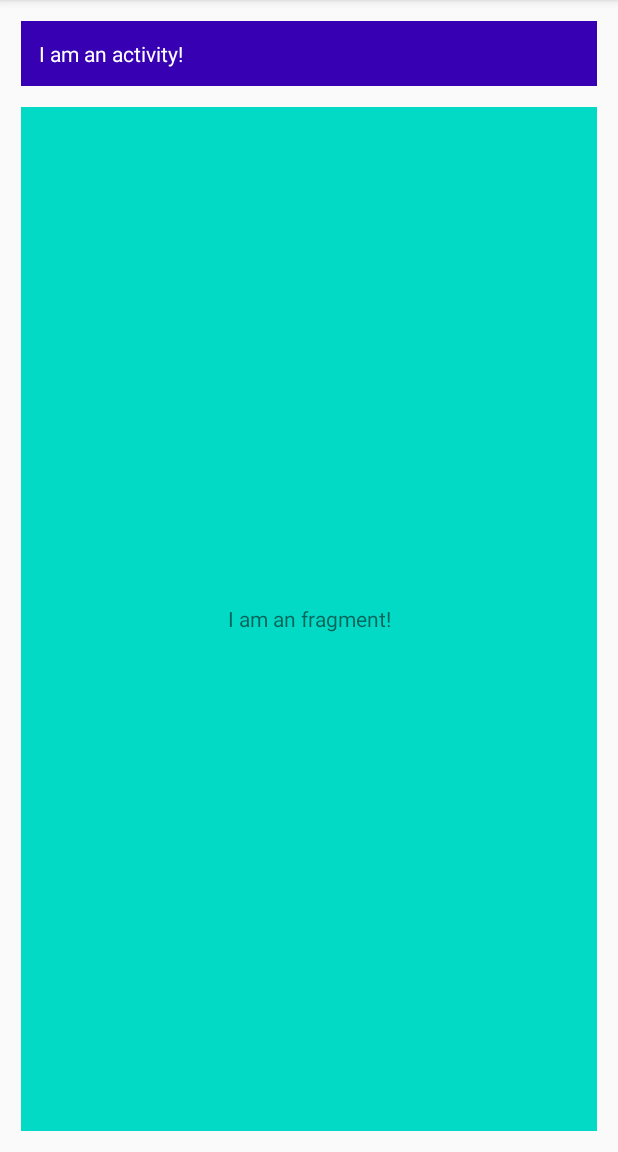
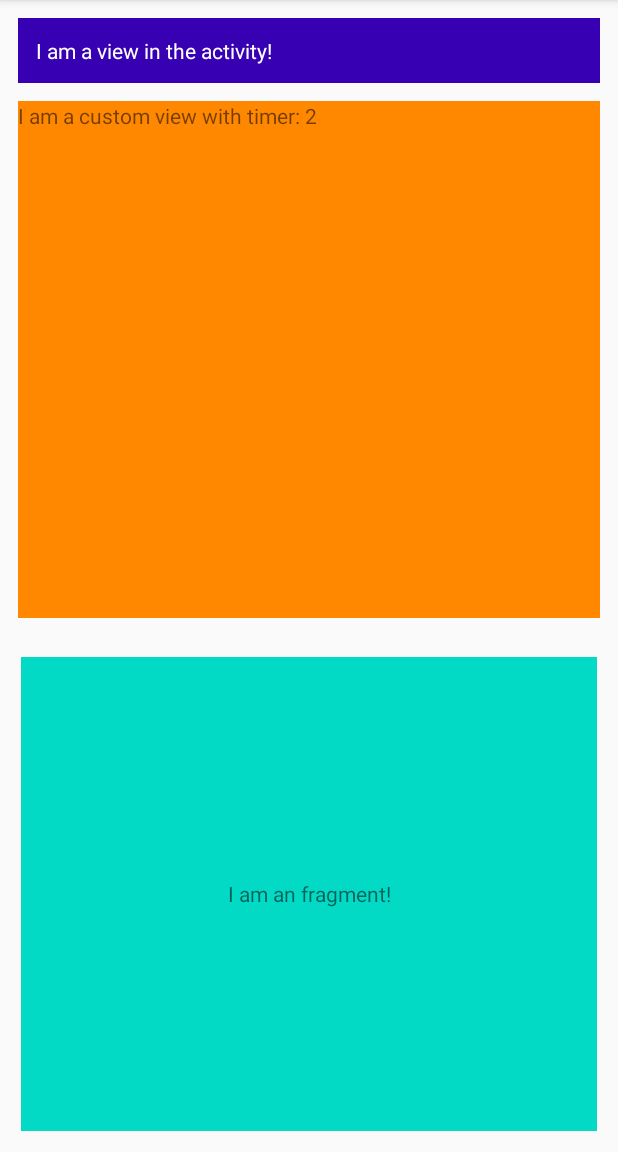
Before and after one commit to chabroncano/android-kotlin-mvvm-boilerplate, an Android app: the screen it shows after launch (MainActivity), on a phone screen of 412 x 824 dp, the part 84-1236 px from its top. Run offline under Robolectric (Android 15) with nearby library versions, the phone set to English and light mode, and no system bars; our stand-ins replace data binding; 1 statement that could not run was skipped.

Commit message:
feat: added base class for custom views

```diff
--- /dev/null
+++ b/basemvvm/src/main/java/com/chabroncano/basemvvm/base/BaseMvvmView.kt
@@ -0,0 +1,51 @@
+package com.chabroncano.basemvvm.base
+
+import android.content.Context
+import android.util.AttributeSet
+import android.view.View
+import androidx.lifecycle.LifecycleOwner
+import androidx.lifecycle.ViewModel
+
+abstract class BaseMvvmView<VM: ViewModel?>: View {
+    constructor(context: Context): super(context)
+    constructor(context: Context, attrs: AttributeSet) : super(context, attrs)
+    constructor(context: Context, attrs: AttributeSet, defStyle: Int) : super(context, attrs, defStyle)
+
+    override fun onAttachedToWindow() {
+        super.onAttachedToWindow()
+        initView()
+        setViewModelClass()?.let { vmClass ->
+            val viewModel = createVmInstance(vmClass)
+            (context as? LifecycleOwner)?.let { lifecycleOwner ->
+                setObservers(viewModel, lifecycleOwner)
+            }
+            onViewModelCreated(viewModel)
+        }
+    }
+
+    private fun createVmInstance(classType: Class<VM>): VM? {
+        return classType.newInstance()
+    }
+
+    /**
+     * returns instance of the ViewModel factory
+     */
+    abstract fun setViewModelClass(): Class<VM>?
+
+    /**
+     * initialize your view here,
+     * you can customize it via data binding or
+     * you can check view attributes here as well
+     */
+    abstract fun initView()
+
+    /**
+     * observe ViewModel live data here
+     */
+    abstract fun setObservers(viewModel: VM?, lifecycleOwner: LifecycleOwner)
+
+    /**
+     * call ViewModel methods here
+     */
+    abstract fun onViewModelCreated(viewModel: VM?)
+}
--- a/demo-app/src/main/java/com/chabroncano/mvvm_boilerplate/view/MainActivity.kt
+++ b/demo-app/src/main/java/com/chabroncano/mvvm_boilerplate/view/MainActivity.kt
@@ -16,7 +16,7 @@ class MainActivity : BaseMvvmActivity<MainActivityViewModel,
     override fun setViewModelClass() = MainActivityViewModel::class.java
 
     override fun onBind() {
-        binding?.message = getString(R.string.i_am_an_activity)
+        binding?.message = getString(R.string.i_am_a_view_in_the_activity)
         supportFragmentManager.beginTransaction().replace(R.id.container, SampleFragment()).commit()
     }
 }
--- /dev/null
+++ b/demo-app/src/main/java/com/chabroncano/mvvm_boilerplate/view/SampleTextView.kt
@@ -0,0 +1,39 @@
+package com.chabroncano.mvvm_boilerplate.view
+
+import android.content.Context
+import android.util.AttributeSet
+import android.view.LayoutInflater
+import android.view.ViewGroup
+import androidx.databinding.DataBindingUtil
+import androidx.lifecycle.LifecycleOwner
+import androidx.lifecycle.Observer
+import com.chabroncano.basemvvm.base.BaseMvvmView
+import com.chabroncano.mvvm_boilerplate.R
+import com.chabroncano.mvvm_boilerplate.databinding.ViewSampleTextBinding
+import com.chabroncano.mvvm_boilerplate.viewmodel.SampleTextViewViewModel
+
+class SampleTextView: BaseMvvmView<SampleTextViewViewModel> {
+    constructor(context: Context): super(context)
+    constructor(context: Context, attrs: AttributeSet) : super(context, attrs)
+    constructor(context: Context, attrs: AttributeSet, defStyle: Int) : super(context, attrs, defStyle)
+
+    private lateinit var binding: ViewSampleTextBinding
+
+    override fun setViewModelClass() = SampleTextViewViewModel::class.java
+
+    override fun initView() {
+        binding = DataBindingUtil.inflate(LayoutInflater.from(context),
+            R.layout.view_sample_text, parent as ViewGroup, true)
+        binding.root.layoutParams = this.layoutParams
+    }
+
+    override fun setObservers(viewModel: SampleTextViewViewModel?, lifecycleOwner: LifecycleOwner) {
+        viewModel?.counterLiveData?.observe(lifecycleOwner, Observer { timerCount ->
+            binding.count = timerCount
+        })
+    }
+
+    override fun onViewModelCreated(viewModel: SampleTextViewViewModel?) {
+        viewModel?.startTimer()
+    }
+}
--- /dev/null
+++ b/demo-app/src/main/java/com/chabroncano/mvvm_boilerplate/viewmodel/SampleTextViewViewModel.kt
@@ -0,0 +1,18 @@
+package com.chabroncano.mvvm_boilerplate.viewmodel
+
+import android.os.CountDownTimer
+import androidx.lifecycle.MutableLiveData
+import androidx.lifecycle.ViewModel
+
+class SampleTextViewViewModel: ViewModel() {
+    var counterLiveData = MutableLiveData<String>()
+
+    fun startTimer() {
+        object : CountDownTimer(10000, 1000) {
+            override fun onTick(millisUntilFinished: Long) {
+                counterLiveData.value = (millisUntilFinished / 1000).toString()
+            }
+            override fun onFinish() {}
+        }.start()
+    }
+}
--- a/demo-app/src/main/res/layout/activity_main.xml
+++ b/demo-app/src/main/res/layout/activity_main.xml
@@ -17,13 +17,23 @@
             android:layout_width="match_parent"
             android:layout_height="wrap_content"
             android:padding="12dp"
-            android:layout_margin="14dp"
+            android:layout_margin="12dp"
             android:background="@color/colorPrimaryDark"
             android:text="@{message}"
             android:textColor="@android:color/white"
             app:layout_constraintLeft_toLeftOf="parent"
             app:layout_constraintRight_toRightOf="parent"
             app:layout_constraintTop_toTopOf="parent" />
+
+        <com.chabroncano.mvvm_boilerplate.view.SampleTextView
+            android:id="@+id/custom_view"
+            android:layout_width="match_parent"
+            android:layout_height="0dp"
+            android:layout_margin="12dp"
+            app:layout_constraintBottom_toTopOf="@+id/container"
+            app:layout_constraintLeft_toLeftOf="parent"
+            app:layout_constraintRight_toRightOf="parent"
+            app:layout_constraintTop_toBottomOf="@+id/title" />
 
         <FrameLayout
             android:id="@+id/container"
@@ -32,7 +42,7 @@
             app:layout_constraintBottom_toBottomOf="parent"
             app:layout_constraintLeft_toLeftOf="parent"
             app:layout_constraintRight_toRightOf="parent"
-            app:layout_constraintTop_toBottomOf="@+id/title" />
+            app:layout_constraintTop_toBottomOf="@+id/custom_view" />
 
     </androidx.constraintlayout.widget.ConstraintLayout>
 
--- /dev/null
+++ b/demo-app/src/main/res/layout/view_sample_text.xml
@@ -0,0 +1,17 @@
+<?xml version="1.0" encoding="utf-8"?>
+<layout xmlns:android="http://schemas.android.com/apk/res/android">
+
+    <data>
+
+        <variable
+            name="count"
+            type="String" />
+    </data>
+
+    <androidx.appcompat.widget.AppCompatTextView
+        android:layout_width="match_parent"
+        android:layout_height="match_parent"
+        android:background="@android:color/holo_orange_dark"
+        android:text="@{String.format(@string/i_am_a_custom_view, count)}" />
+
+</layout>
--- a/demo-app/src/main/res/values/strings.xml
+++ b/demo-app/src/main/res/values/strings.xml
@@ -1,5 +1,6 @@
 <resources>
     <string name="app_name">mvvm-boilerplate</string>
-    <string name="i_am_an_activity">I am an activity!</string>
+    <string name="i_am_a_view_in_the_activity">I am a view in the activity!</string>
     <string name="i_am_a_fragment">I am an fragment!</string>
+    <string name="i_am_a_custom_view">I am a custom view with timer: %s</string>
 </resources>
```
